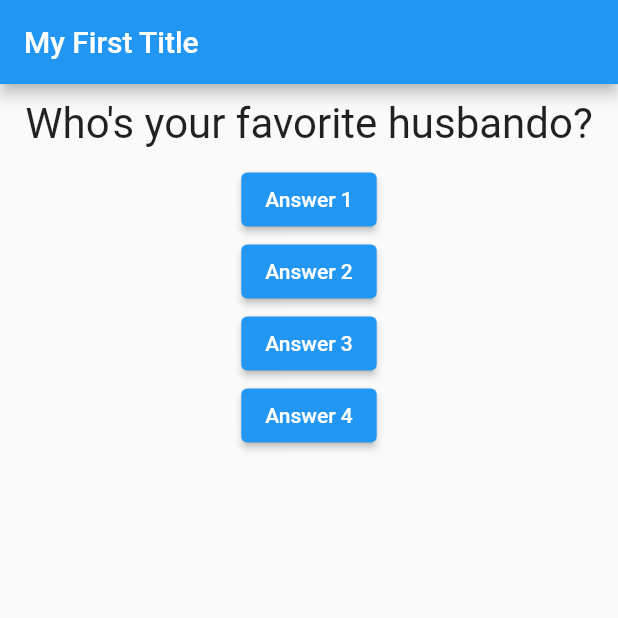
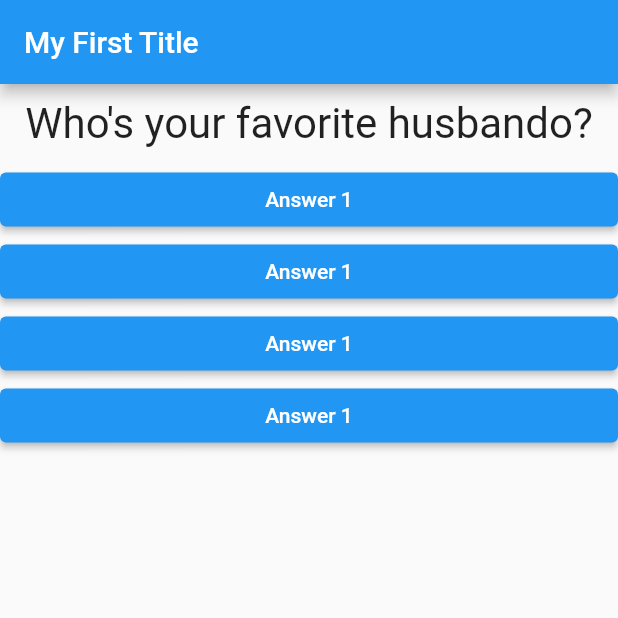
Before and after one commit to GannonDetroit/basic-flutter-app, a Flutter app: the screen it shows after launch, after a tap on "Answer 1", on a phone screen of 412 x 824 dp, the top half of it. Run offline on Flutter 3.47's test engine with Material 2 defaults, Android fonts, the phone set to English and light mode, and no system bars.

Commit message:
made an answer widget and learned how to toss callback functions between widgets too

```diff
--- /dev/null
+++ b/lib/answer.dart
@@ -0,0 +1,21 @@
+import 'package:flutter/material.dart';
+
+class Answer extends StatelessWidget {
+  final Function
+      selectHandler; //if this gives you in issue (it didn't now but I was warned it could have, look into VoidCallback)
+
+  Answer(this.selectHandler);
+
+  @override
+  Widget build(BuildContext context) {
+    return Container(
+        width: double.infinity,
+        child: ElevatedButton(
+          style: ButtonStyle(
+              backgroundColor: MaterialStateProperty.all(Colors
+                  .blue)), //did this as demo for myself but one of the advantages of ElevatedButton over RaisedButton is that it will actually pick up your main theme color by default. So you don't even need to add that custom blue background color - since our main theme uses Colors.blue as a primarySwatch, the ElevatedButton will assume a blue background color out of the box
+          child: Text('Answer 1'),
+          onPressed: selectHandler,
+        ));
+  }
+}
--- a/lib/main.dart
+++ b/lib/main.dart
@@ -1,5 +1,6 @@
 import 'package:flutter/material.dart';
 import './question.dart';
+import './answer.dart';
 
 void main() {
   //runApp is a function from material.dart that runs your app by drawing up the widget tree. don't forget to invoke with ().
@@ -19,7 +20,7 @@ class MyApp extends StatefulWidget {
 }
 
 //the _ makes this class a private property/class, meaning it can only be used the MyApp class. This helps prevent bugs by not allowing other classes or files
-//to access this class, the _ can be applied to functions and variables too.
+//to access this class, the _ can be applied to functions and variables too. Note: its accessible in child widgets apparently though still.
 class _MyAppState extends State<MyApp> {
   // best practice is to keep all data/variable/functions inside the class so its a standalone class.
   var _questionIndex = 0;
@@ -30,7 +31,7 @@ class _MyAppState extends State<MyApp> {
     'What is your favorite Shonen?'
   ];
 
-  void answerQuestion() {
+  void _answerQuestion() {
     setState(() {
       _questionIndex = _questionIndex + 1;
     });
@@ -50,20 +51,11 @@ class _MyAppState extends State<MyApp> {
           ),
           body: Column(
             children: [
-              // Text(_questions[_questionIndex]),
               Question(_questions[_questionIndex]),
-              ElevatedButton(
-                  onPressed: answerQuestion,
-                  child: Text(
-                      'Answer 1')), //notice you don't invoke the answerQuestion function. This is like React, if you do it will run when rendered instead of when clicked.
-              ElevatedButton(
-                  onPressed: answerQuestion, child: Text('Answer 2')),
-              ElevatedButton(
-                  onPressed: answerQuestion, child: Text('Answer 3')),
-              ElevatedButton(
-                  onPressed: () => answerQuestion(),
-                  child: Text(
-                      'Answer 4')), //an example of using an anon function, even though i'm using a named function.
+              Answer(_answerQuestion),
+              Answer(_answerQuestion),
+              Answer(_answerQuestion),
+              Answer(_answerQuestion)
             ],
           )),
     );
```
